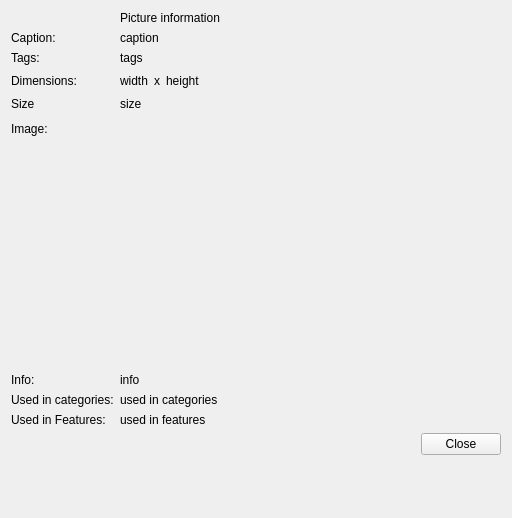
The window that client/uiforms/picture_info.ui (Wolframe/configurator) describes before a commit, drawn with Qt 5.
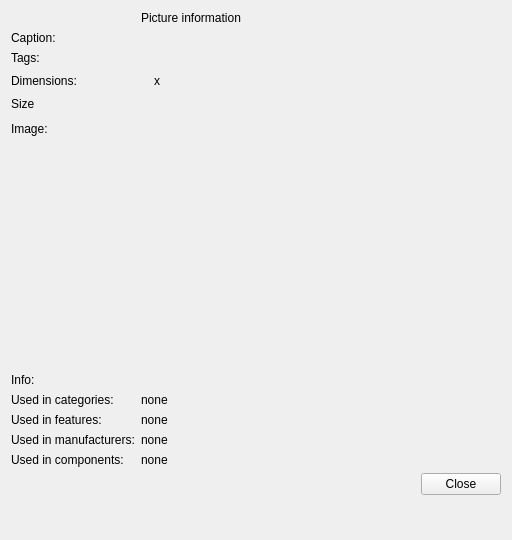
The same window after the commit. Icons and pictures are not drawn.

Commit message: added a hacky version of used_manufacturers and used_components in picture_info

What changed in the file:
```diff
--- a/client/uiforms/picture_info.ui
+++ b/client/uiforms/picture_info.ui
@@ -10,7 +10,7 @@
     <x>0</x>
     <y>0</y>
     <width>512</width>
-    <height>518</height>
+    <height>540</height>
    </rect>
   </property>
   <property name="windowTitle">
@@ -46,7 +46,7 @@
    <item row="2" column="1">
     <widget class="QLabel" name="caption">
      <property name="text">
-      <string>caption</string>
+      <string/>
      </property>
     </widget>
    </item>
@@ -60,7 +60,7 @@
    <item row="4" column="1">
     <widget class="QLabel" name="tags">
      <property name="text">
-      <string>tags</string>
+      <string/>
      </property>
     </widget>
    </item>
@@ -78,7 +78,7 @@
        <item>
         <widget class="QLabel" name="width">
          <property name="text">
-          <string>width</string>
+          <string/>
          </property>
         </widget>
        </item>
@@ -89,13 +89,6 @@
          </property>
         </widget>
        </item>
-       <item>
-        <widget class="QLabel" name="height">
-         <property name="text">
-          <string>height</string>
-         </property>
-        </widget>
-       </item>
        <item>
         <spacer name="horizontalSpacer_2">
          <property name="orientation">
@@ -123,7 +116,7 @@
    <item row="7" column="1">
     <widget class="QLabel" name="size">
      <property name="text">
-      <string>size</string>
+      <string/>
      </property>
     </widget>
    </item>
@@ -166,7 +159,7 @@
    <item row="9" column="1">
     <widget class="QLabel" name="info">
      <property name="text">
-      <string>info</string>
+      <string/>
      </property>
     </widget>
    </item>
@@ -180,25 +173,25 @@
    <item row="11" column="1">
     <widget class="QLabel" name="used_categories">
      <property name="text">
-      <string>used in categories</string>
+      <string>none</string>
      </property>
     </widget>
    </item>
-   <item row="12" column="0">
+   <item row="13" column="0">
     <widget class="QLabel" name="label_used_in_featuers">
      <property name="text">
-      <string>Used in Features:</string>
-     </property>
-    </widget>
-   </item>
-   <item row="12" column="1">
-    <widget class="QLabel" name="used_features">
-     <property name="text">
-      <string>used in features</string>
+      <string>Used in features:</string>
      </property>
     </widget>
    </item>
    <item row="13" column="1">
+    <widget class="QLabel" name="used_features">
+     <property name="text">
+      <string>none</string>
+     </property>
+    </widget>
+   </item>
+   <item row="16" column="1">
     <layout class="QHBoxLayout" name="horizontalLayout">
      <item>
       <spacer name="horizontalSpacer">
@@ -232,6 +225,34 @@
      </property>
     </widget>
    </item>
+   <item row="14" column="1">
+    <widget class="QLabel" name="used_manufacturers">
+     <property name="text">
+      <string>none</string>
+     </property>
+    </widget>
+   </item>
+   <item row="14" column="0">
+    <widget class="QLabel" name="label_3">
+     <property name="text">
+      <string>Used in manufacturers:</string>
+     </property>
+    </widget>
+   </item>
+   <item row="15" column="1">
+    <widget class="QLabel" name="used_components">
+     <property name="text">
+      <string>none</string>
+     </property>
+    </widget>
+   </item>
+   <item row="15" column="0">
+    <widget class="QLabel" name="label_6">
+     <property name="text">
+      <string>Used in components:</string>
+     </property>
+    </widget>
+   </item>
   </layout>
  </widget>
  <tabstops>
```
Left out of the diff: 4 changed lines with no effect on the pictures. The commit also changes 2 other files.
